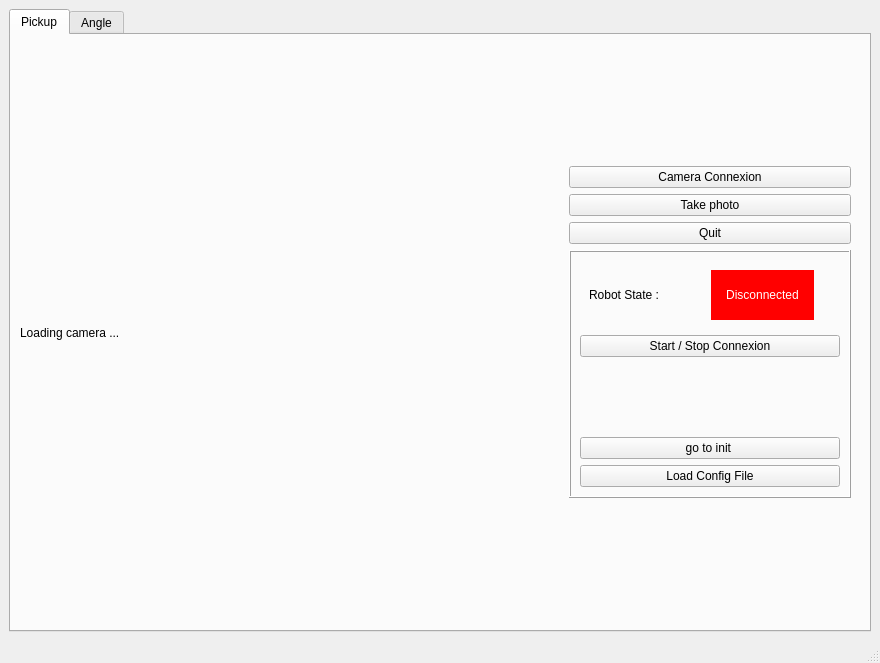
Before: the Qt Designer form robot/ur/ihm_tests/ui/main.ui in RambokDev/MSI-plateformes, drawn with Qt 5.
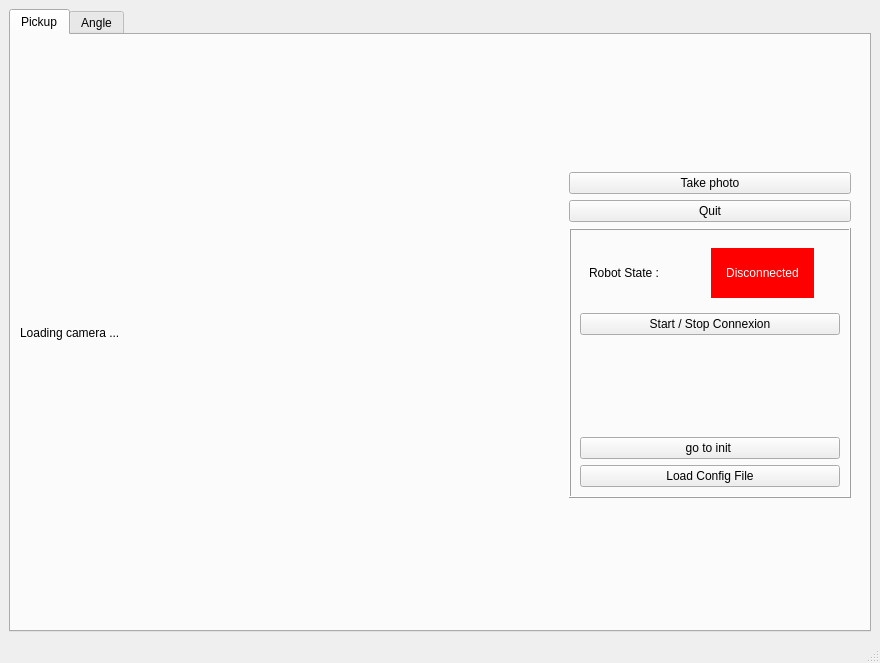
After: the same form once the commit is applied.

Patch:
```diff
--- a/robot/ur/ihm_tests/ui/main.ui
+++ b/robot/ur/ihm_tests/ui/main.ui
@@ -71,7 +71,22 @@
             </property>
             <layout class="QVBoxLayout" name="verticalLayout">
              <item>
+              <widget class="QFrame" name="frame_6">
+               <property name="frameShape">
+                <enum>QFrame::StyledPanel</enum>
+               </property>
+               <property name="frameShadow">
+                <enum>QFrame::Raised</enum>
+               </property>
               <widget class="QPushButton" name="pushButton">
+                <property name="geometry">
+                 <rect>
+                  <x>10</x>
+                  <y>-10</y>
+                  <width>282</width>
+                  <height>25</height>
+                 </rect>
+                </property>
                <property name="text">
                 <string>Camera Connexion</string>
                </property>
@@ -96,6 +111,7 @@
                <property name="flat">
                 <bool>false</bool>
                </property>
+               </widget>
               </widget>
              </item>
              <item>
```
Lines whose indentation alone changed are shown as unchanged.
